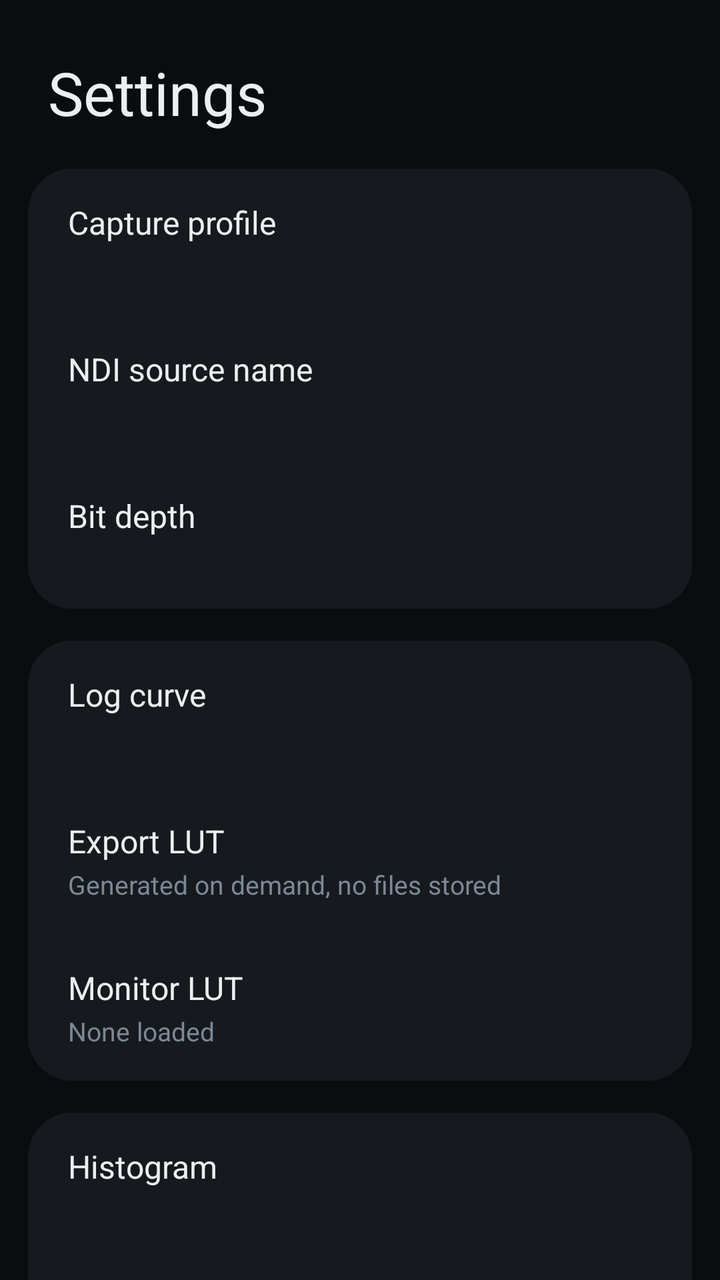
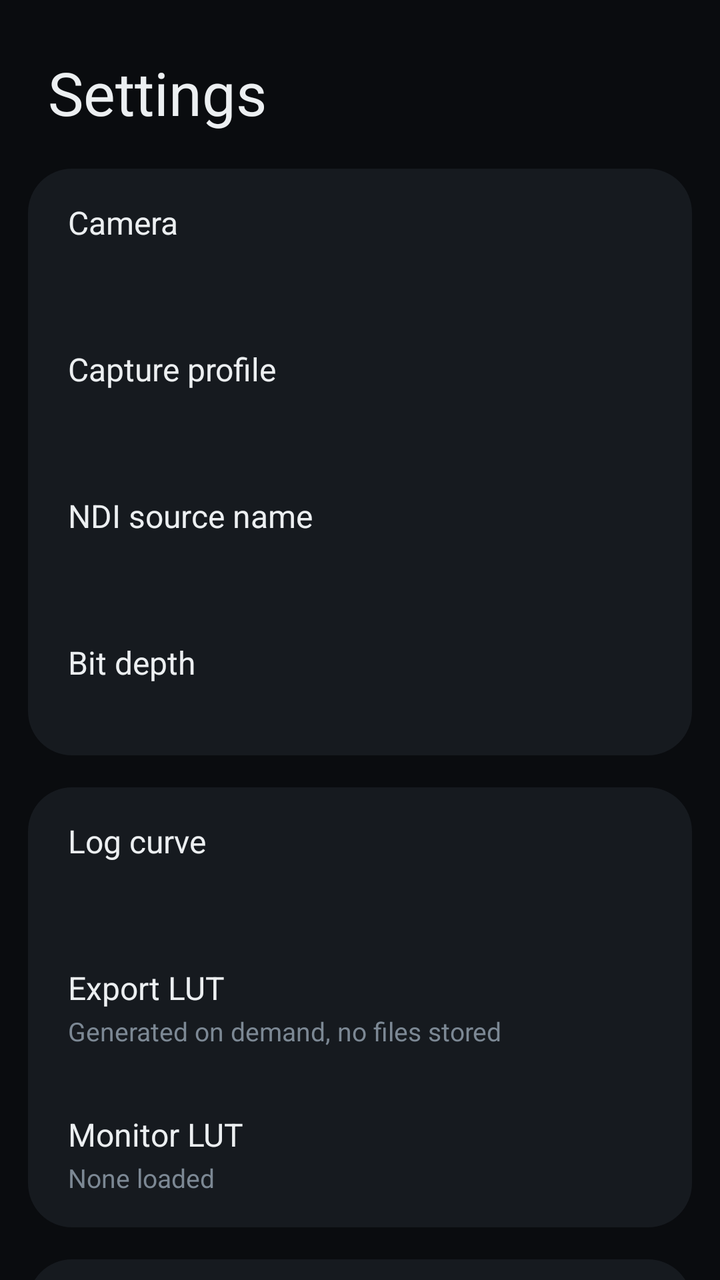

The first picture is an Android layout as it rendered before a commit; the second is the same layout after the commit. The layout source and the unified diff follow.
<!-- AndroidManifest.xml: application theme Theme.MantraNdi -->
<!-- res/layout/activity_settings.xml -->
<?xml version="1.0" encoding="utf-8"?>
<ScrollView xmlns:android="http://schemas.android.com/apk/res/android"
    android:layout_width="match_parent"
    android:layout_height="match_parent"
    android:background="#0A0C0F"
    android:scrollbars="none">

    <LinearLayout
        android:layout_width="match_parent"
        android:layout_height="wrap_content"
        android:orientation="vertical"
        android:paddingHorizontal="14dp"
        android:paddingTop="26dp"
        android:paddingBottom="30dp">

        <TextView
            android:layout_width="wrap_content"
            android:layout_height="wrap_content"
            android:layout_marginStart="10dp"
            android:layout_marginBottom="18dp"
            android:text="Settings"
            android:textColor="#ECEFF1"
            android:textSize="30sp" />

        
        <LinearLayout style="@style/MantraSettingsGroup">

            <LinearLayout android:id="@+id/rowProfile" style="@style/MantraSettingsRow">
                <TextView style="@style/MantraSettingsTitle" android:text="Capture profile" />
                <TextView android:id="@+id/valueProfile" style="@style/MantraSettingsValue" />
            </LinearLayout>

            <LinearLayout android:id="@+id/rowSourceName" style="@style/MantraSettingsRow">
                <TextView style="@style/MantraSettingsTitle" android:text="NDI source name" />
                <TextView android:id="@+id/valueSourceName" style="@style/MantraSettingsValue" />
            </LinearLayout>

            <LinearLayout android:id="@+id/rowBitDepth" style="@style/MantraSettingsRow">
                <TextView style="@style/MantraSettingsTitle" android:text="Bit depth" />
                <TextView android:id="@+id/valueBitDepth" style="@style/MantraSettingsValue" />
            </LinearLayout>

        </LinearLayout>

        
        <LinearLayout style="@style/MantraSettingsGroup">

            <LinearLayout android:id="@+id/rowLogCurve" style="@style/MantraSettingsRow">
                <TextView style="@style/MantraSettingsTitle" android:text="Log curve" />
                <TextView android:id="@+id/valueLogCurve" style="@style/MantraSettingsValue" />
            </LinearLayout>

            <LinearLayout android:id="@+id/rowExportLut" style="@style/MantraSettingsRow">
                <TextView style="@style/MantraSettingsTitle" android:text="Export LUT" />
                <TextView android:id="@+id/valueExportLut" style="@style/MantraSettingsValue"
                    android:text="Generated on demand, no files stored" />
            </LinearLayout>

            <LinearLayout android:id="@+id/rowLoadLut" style="@style/MantraSettingsRow">
                <TextView style="@style/MantraSettingsTitle" android:text="Monitor LUT" />
                <TextView android:id="@+id/valueLoadLut" style="@style/MantraSettingsValue"
                    android:text="None loaded" />
            </LinearLayout>

        </LinearLayout>

        
        <LinearLayout style="@style/MantraSettingsGroup">

            <LinearLayout android:id="@+id/rowHistogram" style="@style/MantraSettingsRow">
                <TextView style="@style/MantraSettingsTitle" android:text="Histogram" />
                <TextView android:id="@+id/valueHistogram" style="@style/MantraSettingsValue" />
            </LinearLayout>

            <LinearLayout android:id="@+id/rowStabilisation" style="@style/MantraSettingsRow">
                <TextView style="@style/MantraSettingsTitle" android:text="Stabilisation" />
                <TextView android:id="@+id/valueStabilisation" style="@style/MantraSettingsValue" />
            </LinearLayout>

        </LinearLayout>

        
        <LinearLayout style="@style/MantraSettingsGroup">

            <LinearLayout android:id="@+id/rowCamera" style="@style/MantraSettingsRow">
                <TextView style="@style/MantraSettingsTitle" android:text="Camera" />
                <TextView android:id="@+id/valueCamera" style="@style/MantraSettingsValue" />
            </LinearLayout>

            <LinearLayout android:id="@+id/rowKeys" style="@style/MantraSettingsRow">
                <TextView style="@style/MantraSettingsTitle" android:text="Hardware keys" />
                <TextView android:id="@+id/valueKeys" style="@style/MantraSettingsValue" />
            </LinearLayout>

            <LinearLayout android:id="@+id/rowDetect" style="@style/MantraSettingsRow">
                <TextView style="@style/MantraSettingsTitle" android:text="Detect camera features" />
                <TextView style="@style/MantraSettingsValue"
                    android:text="Every camera, what it records, encoders, storage" />
            </LinearLayout>

            <LinearLayout android:id="@+id/rowAbout" style="@style/MantraSettingsRow">
                <TextView style="@style/MantraSettingsTitle" android:text="About" />
                <TextView android:id="@+id/valueAbout" style="@style/MantraSettingsValue" />
            </LinearLayout>

        </LinearLayout>

        <TextView
            android:layout_width="match_parent"
            android:layout_height="wrap_content"
            android:layout_marginHorizontal="12dp"
            android:layout_marginTop="18dp"
            android:autoLink="web"
            android:text="Powered by NDI®  https://ndi.video\nNDI® is a registered trademark of Vizrt NDI AB"
            android:textColor="#4A555F"
            android:textSize="9sp" />

    </LinearLayout>

</ScrollView>
<!-- resources referenced by this layout -->
<resources>
  <style name="MantraSettingsGroup">
          <item name="android:layout_width">match_parent</item>
          <item name="android:layout_height">wrap_content</item>
          <item name="android:orientation">vertical</item>
          <item name="android:layout_marginBottom">16dp</item>
          <item name="android:background">@drawable/settings_group</item>
      </style>
  <style name="MantraSettingsRow">
          <item name="android:layout_width">match_parent</item>
          <item name="android:layout_height">wrap_content</item>
          <item name="android:orientation">vertical</item>
          <item name="android:paddingHorizontal">20dp</item>
          <item name="android:paddingVertical">16dp</item>
          <item name="android:background">?android:attr/selectableItemBackground</item>
          <item name="android:clickable">true</item>
          <item name="android:focusable">true</item>
      </style>
  <style name="MantraSettingsTitle">
          <item name="android:layout_width">match_parent</item>
          <item name="android:layout_height">wrap_content</item>
          <item name="android:textColor">#ECEFF1</item>
          <item name="android:textSize">16sp</item>
      </style>
  <style name="MantraSettingsValue">
          <item name="android:layout_width">match_parent</item>
          <item name="android:layout_height">wrap_content</item>
          <item name="android:layout_marginTop">2dp</item>
          <item name="android:textColor">#7C8894</item>
          <item name="android:textSize">13sp</item>
      </style>
  <style name="Theme.MantraNdi" parent="Theme.MaterialComponents.DayNight.NoActionBar">
          <item name="colorPrimary">#E7A44C</item>
          <item name="colorPrimaryDark">#8A5F22</item>
          <item name="colorAccent">#E7A44C</item>
          <item name="android:windowBackground">#05070A</item>
      </style>
  <!-- drawable settings_group (drawable) -->
  <?xml version="1.0" encoding="utf-8"?>
  <shape xmlns:android="http://schemas.android.com/apk/res/android"
      android:shape="rectangle">
      <solid android:color="#161A1F" />
      <corners android:radius="22dp" />
  </shape>
</resources>

<!-- the commit's change to res/layout/activity_settings.xml (unified diff, before → after) -->
@@ -24,6 +24,11 @@
 
         
         <LinearLayout style="@style/MantraSettingsGroup">
+
+            <LinearLayout android:id="@+id/rowSource" style="@style/MantraSettingsRow">
+                <TextView style="@style/MantraSettingsTitle" android:text="Camera" />
+                <TextView android:id="@+id/valueSource" style="@style/MantraSettingsValue" />
+            </LinearLayout>
 
             <LinearLayout android:id="@+id/rowProfile" style="@style/MantraSettingsRow">
                 <TextView style="@style/MantraSettingsTitle" android:text="Capture profile" />
